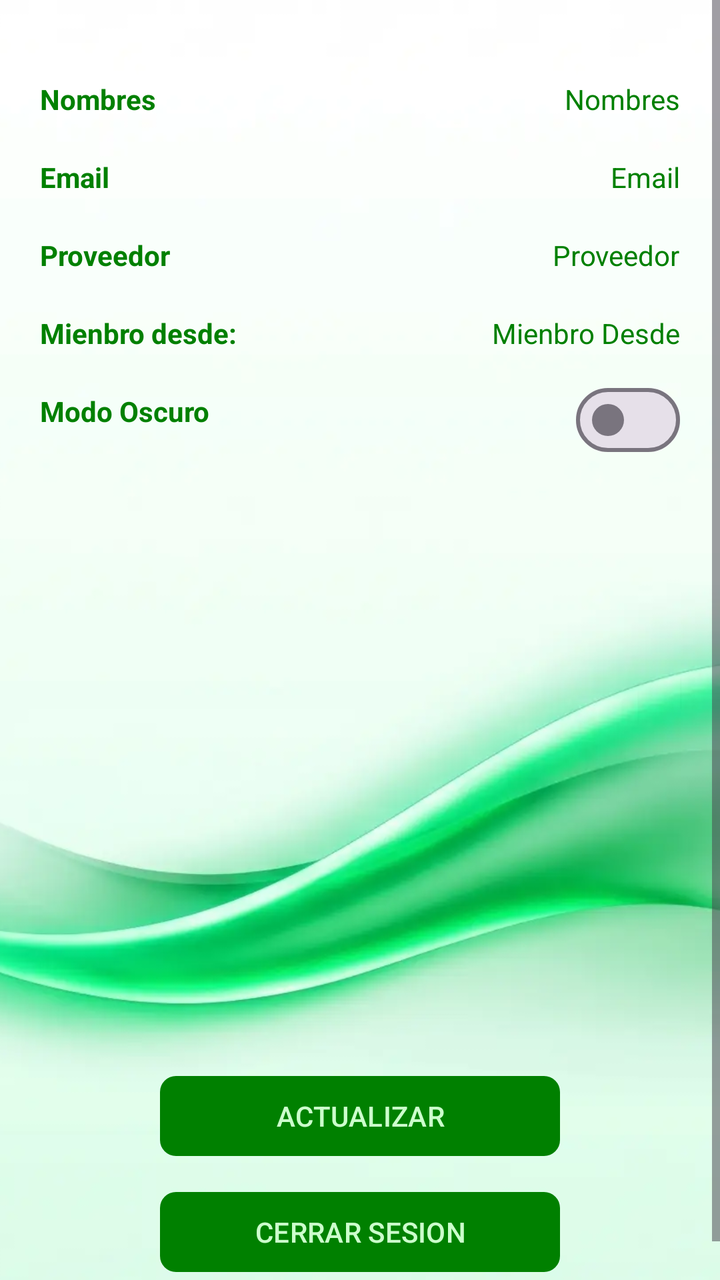
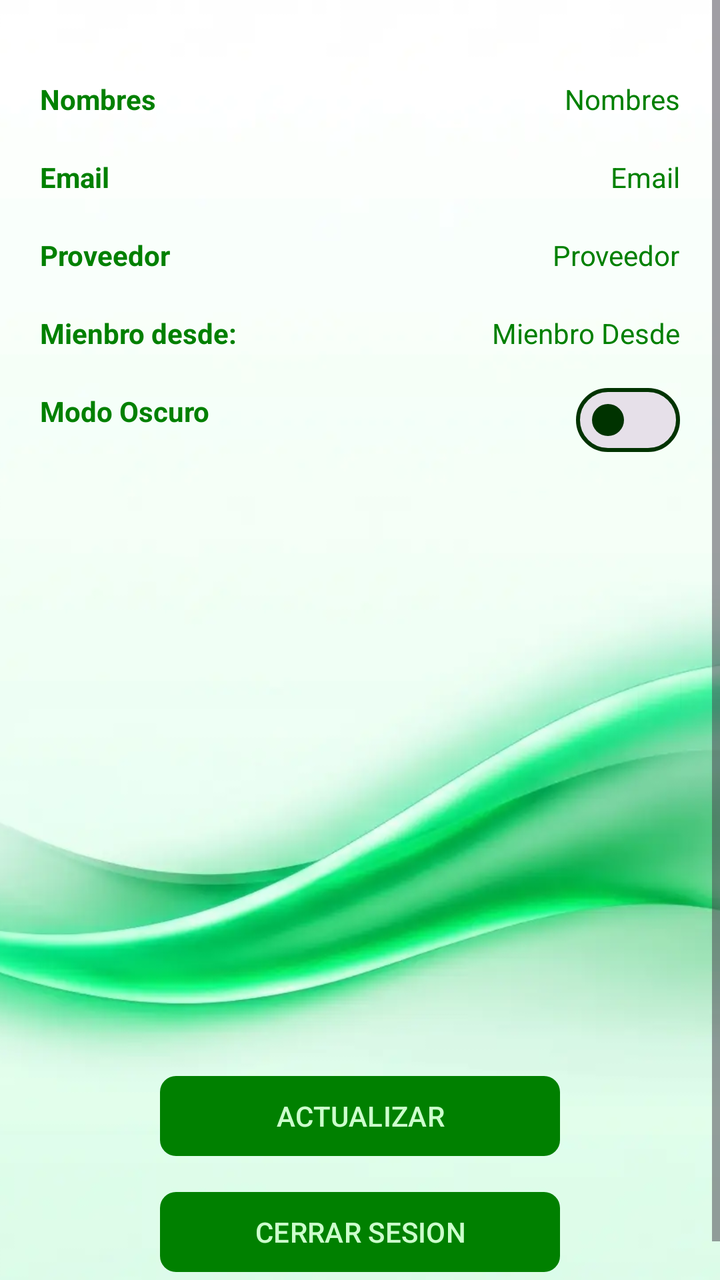

Before-and-after screenshots of an Android layout around one commit, followed by the original layout XML and the change that was made.
<!-- AndroidManifest.xml: application theme Theme.MyLittleFinanControl -->
<!-- res/layout/fragment_perfil.xml -->
<?xml version="1.0" encoding="utf-8"?>
<androidx.constraintlayout.widget.ConstraintLayout
    xmlns:android="http://schemas.android.com/apk/res/android"
    xmlns:app="http://schemas.android.com/apk/res-auto"
    android:layout_width="match_parent"
    android:layout_height="match_parent">

    <ImageView
        android:id="@+id/imagenFondo"
        android:layout_width="0dp"
        android:layout_height="0dp"
        android:src="@drawable/background_1"
        android:scaleType="centerCrop"
        app:layout_constraintTop_toTopOf="parent"
        app:layout_constraintBottom_toBottomOf="parent"
        app:layout_constraintStart_toStartOf="parent"
        app:layout_constraintEnd_toEndOf="parent" />

    <ScrollView xmlns:android="http://schemas.android.com/apk/res/android"
        xmlns:app="http://schemas.android.com/apk/res-auto"
        xmlns:tools="http://schemas.android.com/tools"
        android:layout_width="match_parent"
        android:layout_height="match_parent"
        android:src="@drawable/background_1"
        tools:context=".Fragmentos.FragmentPerfil">

        <RelativeLayout
            android:id="@+id/rel_end"
            android:layout_width="match_parent"
            android:layout_height="wrap_content"
            android:paddingTop="40dp"
            android:paddingBottom="20dp">

            
            <TextView
                android:id="@+id/txt_nombre"
                android:layout_width="wrap_content"
                android:layout_height="wrap_content"
                android:layout_marginStart="20dp"
                android:text="@string/txt_nombre"
                android:textColor="@color/primary"
                android:textStyle="bold" />

            <TextView
                android:id="@+id/tv_nombres"
                android:layout_width="wrap_content"
                android:layout_height="wrap_content"
                android:layout_alignParentEnd="true"
                android:layout_marginEnd="20dp"
                android:textColor="@color/primary"
                android:text="@string/tv_nombres" />

            
            <TextView
                android:id="@+id/txt_email"
                android:layout_width="wrap_content"
                android:layout_height="wrap_content"
                android:layout_below="@+id/tv_nombres"
                android:layout_marginStart="20dp"
                android:layout_marginTop="20dp"
                android:text="@string/txt_email"
                android:textColor="@color/primary"
                android:textStyle="bold" />

            <TextView
                android:id="@+id/tv_email"
                android:layout_width="wrap_content"
                android:layout_height="wrap_content"
                android:layout_below="@+id/tv_nombres"
                android:layout_alignParentEnd="true"
                android:layout_marginEnd="20dp"
                android:textColor="@color/primary"
                android:layout_marginTop="20dp"
                android:text="@string/tv_email" />

            
            <TextView
                android:id="@+id/txt_proveedor"
                android:layout_width="wrap_content"
                android:layout_height="wrap_content"
                android:layout_below="@+id/tv_email"
                android:layout_marginStart="20dp"
                android:layout_marginTop="20dp"
                android:text="@string/txt_proveedor"
                android:textColor="@color/primary"
                android:textStyle="bold" />

            <TextView
                android:id="@+id/tv_proveedor"
                android:layout_width="wrap_content"
                android:layout_height="wrap_content"
                android:layout_below="@+id/tv_email"
                android:layout_alignParentEnd="true"
                android:layout_marginEnd="20dp"
                android:textColor="@color/primary"
                android:layout_marginTop="20dp"
                android:text="@string/tv_proveedor" />

            
            <TextView
                android:id="@+id/txt_mienbro_Desde"
                android:layout_width="wrap_content"
                android:layout_height="wrap_content"
                android:layout_below="@+id/txt_proveedor"
                android:layout_marginStart="20dp"
                android:layout_marginTop="20dp"
                android:text="@string/txt_mienbro_Desde"
                android:textColor="@color/primary"
                android:textStyle="bold" />

            <TextView
                android:id="@+id/tv_mienbro_Desde"
                android:layout_width="wrap_content"
                android:layout_height="wrap_content"
                android:layout_below="@+id/tv_proveedor"
                android:layout_alignParentEnd="true"
                android:layout_marginEnd="20dp"
                android:textColor="@color/primary"
                android:layout_marginTop="20dp"
                android:text="@string/tv_mienbro_Desde" />

            
            <TextView
                android:id="@+id/txt_tema_label"
                android:layout_width="wrap_content"
                android:layout_height="wrap_content"
                android:layout_below="@+id/tv_mienbro_Desde"
                android:layout_marginStart="20dp"
                android:layout_marginTop="20dp"
                android:text="@string/txt_tema_oscuro"
                android:textColor="@color/primary"
                android:textStyle="bold" />

            <com.google.android.material.materialswitch.MaterialSwitch
                android:id="@+id/sw_tema"
                android:layout_width="wrap_content"
                android:layout_height="wrap_content"
                android:layout_below="@+id/tv_mienbro_Desde"
                android:layout_alignParentEnd="true"
                android:layout_marginEnd="20dp"
                android:layout_marginTop="10dp" />

            <com.google.android.material.button.MaterialButton
                android:id="@+id/btnActualizar"
                android:layout_width="200dp"
                android:layout_height="wrap_content"
                android:layout_below="@id/sw_tema"
                android:layout_centerHorizontal="true"
                android:layout_marginTop="300dp"
                android:text="@string/btnActualizar"
                android:textAllCaps="true"
                android:textSize="14sp"
                app:backgroundTint="@color/primary"
                app:cornerRadius="8dp" />

            <com.google.android.material.button.MaterialButton
                android:id="@+id/btn_logout"
                android:layout_width="200dp"
                android:layout_height="wrap_content"
                android:layout_below="@id/btnActualizar"
                android:layout_centerHorizontal="true"
                android:layout_marginTop="10dp"
                android:text="@string/btn_logout"
                android:textAllCaps="true"
                android:textSize="14sp"
                app:backgroundTint="@color/primary"
                app:cornerRadius="8dp" />

        </RelativeLayout>
    </ScrollView>
</androidx.constraintlayout.widget.ConstraintLayout>
<!-- resources referenced by this layout -->
<resources>
  <color name="primary">#008000</color>
  <!-- drawable background_1: webp bitmap (drawable, 18726 bytes) -->
  <string name="btnActualizar">Actualizar</string>
  <string name="btn_logout">Cerrar Sesion</string>
  <string name="tv_email">Email</string>
  <string name="tv_mienbro_Desde">Mienbro Desde</string>
  <string name="tv_nombres">Nombres</string>
  <string name="tv_proveedor">Proveedor</string>
  <string name="txt_email">Email</string>
  <string name="txt_mienbro_Desde">Mienbro desde:</string>
  <string name="txt_nombre">Nombres</string>
  <string name="txt_proveedor">Proveedor</string>
  <string name="txt_tema_oscuro">Modo Oscuro</string>
  <style name="Theme.MyLittleFinanControl" parent="Base.Theme.MyLittleFinanControl" />
  <style name="Base.Theme.MyLittleFinanControl" parent="Theme.Material3.DayNight.NoActionBar">
          
          <item name="colorPrimary">@color/primary</item>
          <item name="colorOnPrimary">@color/white</item>
          <item name="colorSecondary">@color/secondary</item>
          <item name="colorOnSecondary">@color/white</item>
          
          
          <item name="android:windowBackground">@color/background_light</item>
          <item name="colorSurface">@color/background_light</item>
          
          
          <item name="colorError">@color/accent_alerta</item>
          
          
          <item name="android:statusBarColor">@color/background_light</item>
          <item name="android:windowLightStatusBar">true</item>
      </style>
  <color name="white">#CCFFCC</color>
  <color name="secondary">#33FF00</color>
  <color name="background_light">#CCFFCC</color>
  <color name="accent_alerta">#FF7878</color>
</resources>

<!-- the commit's change to res/layout/fragment_perfil.xml (unified diff, before → after) -->
@@ -21,7 +21,6 @@
         xmlns:tools="http://schemas.android.com/tools"
         android:layout_width="match_parent"
         android:layout_height="match_parent"
-        android:src="@drawable/background_1"
         tools:context=".Fragmentos.FragmentPerfil">
 
         <RelativeLayout
@@ -38,7 +37,7 @@
                 android:layout_height="wrap_content"
                 android:layout_marginStart="20dp"
                 android:text="@string/txt_nombre"
-                android:textColor="@color/primary"
+                android:textColor="?attr/colorPrimary"
                 android:textStyle="bold" />
 
             <TextView
@@ -47,7 +46,7 @@
                 android:layout_height="wrap_content"
                 android:layout_alignParentEnd="true"
                 android:layout_marginEnd="20dp"
-                android:textColor="@color/primary"
+                android:textColor="?attr/colorPrimary"
                 android:text="@string/tv_nombres" />
 
             
@@ -59,7 +58,7 @@
                 android:layout_marginStart="20dp"
                 android:layout_marginTop="20dp"
                 android:text="@string/txt_email"
-                android:textColor="@color/primary"
+                android:textColor="?attr/colorPrimary"
                 android:textStyle="bold" />
 
             <TextView
@@ -69,7 +68,7 @@
                 android:layout_below="@+id/tv_nombres"
                 android:layout_alignParentEnd="true"
                 android:layout_marginEnd="20dp"
-                android:textColor="@color/primary"
+                android:textColor="?attr/colorPrimary"
                 android:layout_marginTop="20dp"
                 android:text="@string/tv_email" />
 
@@ -82,7 +81,7 @@
                 android:layout_marginStart="20dp"
                 android:layout_marginTop="20dp"
                 android:text="@string/txt_proveedor"
-                android:textColor="@color/primary"
+                android:textColor="?attr/colorPrimary"
                 android:textStyle="bold" />
 
             <TextView
@@ -92,7 +91,7 @@
                 android:layout_below="@+id/tv_email"
                 android:layout_alignParentEnd="true"
                 android:layout_marginEnd="20dp"
-                android:textColor="@color/primary"
+                android:textColor="?attr/colorPrimary"
                 android:layout_marginTop="20dp"
                 android:text="@string/tv_proveedor" />
 
@@ -105,7 +104,7 @@
                 android:layout_marginStart="20dp"
                 android:layout_marginTop="20dp"
                 android:text="@string/txt_mienbro_Desde"
-                android:textColor="@color/primary"
+                android:textColor="?attr/colorPrimary"
                 android:textStyle="bold" />
 
             <TextView
@@ -115,7 +114,7 @@
                 android:layout_below="@+id/tv_proveedor"
                 android:layout_alignParentEnd="true"
                 android:layout_marginEnd="20dp"
-                android:textColor="@color/primary"
+                android:textColor="?attr/colorPrimary"
                 android:layout_marginTop="20dp"
                 android:text="@string/tv_mienbro_Desde" />
 
@@ -128,7 +127,7 @@
                 android:layout_marginStart="20dp"
                 android:layout_marginTop="20dp"
                 android:text="@string/txt_tema_oscuro"
-                android:textColor="@color/primary"
+                android:textColor="?attr/colorPrimary"
                 android:textStyle="bold" />
 
             <com.google.android.material.materialswitch.MaterialSwitch
@@ -150,7 +149,7 @@
                 android:text="@string/btnActualizar"
                 android:textAllCaps="true"
                 android:textSize="14sp"
-                app:backgroundTint="@color/primary"
+                app:backgroundTint="?attr/colorPrimary"
                 app:cornerRadius="8dp" />
 
             <com.google.android.material.button.MaterialButton
@@ -163,7 +162,7 @@
                 android:text="@string/btn_logout"
                 android:textAllCaps="true"
                 android:textSize="14sp"
-                app:backgroundTint="@color/primary"
+                app:backgroundTint="?attr/colorPrimary"
                 app:cornerRadius="8dp" />
 
         </RelativeLayout>
<!-- resource entries referenced after the edit -->
@@ -1,6 +1,5 @@
 <!-- resources referenced by this layout -->
 <resources>
-  <color name="primary">#008000</color>
   <!-- drawable background_1: webp bitmap (drawable, 18726 bytes) -->
   <string name="btnActualizar">Actualizar</string>
   <string name="btn_logout">Cerrar Sesion</string>
@@ -16,22 +15,42 @@
   <style name="Theme.MyLittleFinanControl" parent="Base.Theme.MyLittleFinanControl" />
   <style name="Base.Theme.MyLittleFinanControl" parent="Theme.Material3.DayNight.NoActionBar">
           
-          <item name="colorPrimary">@color/primary</item>
-          <item name="colorOnPrimary">@color/white</item>
-          <item name="colorSecondary">@color/secondary</item>
-          <item name="colorOnSecondary">@color/white</item>
-          
+  
+          <item name="colorPrimary">@color/verde_oscuro</item>
+  
+          <item name="colorOnPrimary">@color/verde_claro</item>
+  
+  
+          <item name="colorPrimaryContainer">@color/verde_transparente</item>
+          <item name="colorOnPrimaryContainer">@color/verde_negro</item>
+  
+  
+          <item name="colorSecondary">@color/white</item>
+  
+          <item name="colorOnSecondary">@color/secondary</item>
+  
+  
+          <item name="colorOutline">@color/verde_negro</item>
+  
+  
+          <item name="colorOnSurface">@color/verde_negro</item>
+  
           
           <item name="android:windowBackground">@color/background_light</item>
-          <item name="colorSurface">@color/background_light</item>
-          
-          
+          <item name="colorSurface">@color/verde_transparente</item>
+  
           <item name="colorError">@color/accent_alerta</item>
-          
+  
+          <item name="colorOnError">@color/accent_alerta</item>
+  
           
           <item name="android:statusBarColor">@color/background_light</item>
           <item name="android:windowLightStatusBar">true</item>
       </style>
+  <color name="verde_oscuro">#008000</color>
+  <color name="verde_claro">#CCFFCC</color>
+  <color name="verde_transparente">#5FCCFFCC</color>
+  <color name="verde_negro">#003300</color>
   <color name="white">#CCFFCC</color>
   <color name="secondary">#33FF00</color>
   <color name="background_light">#CCFFCC</color>
